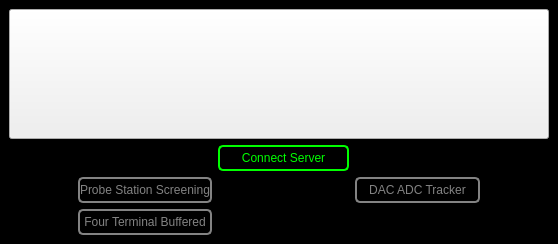
Above: DEMONS GUI/MainWindow.ui from zxiazxia/LabRAD-Device-Electrical_Measurement-ONline_Software before the change. Below: the same form after it.
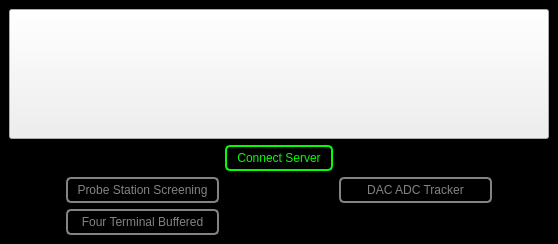
That is the form after the change. Icons and pictures are not drawn.

```diff
--- a/DEMONS GUI/MainWindow.ui
+++ b/DEMONS GUI/MainWindow.ui
@@ -24,7 +24,7 @@
 background-color: rgb(0, 0, 0);
 }</string>
    </property>
-   <layout class="QGridLayout" name="gridLayout" rowstretch="5,1,1,1" columnstretch="1,2,1,1,2,1">
+   <layout class="QGridLayout" name="gridLayout" rowstretch="5,1,1,1" columnstretch="1,3,1,1,3,1">
     <item row="1" column="2" colspan="2">
      <widget class="QPushButton" name="pushButton_LabRADConnect">
       <property name="sizePolicy">
```
